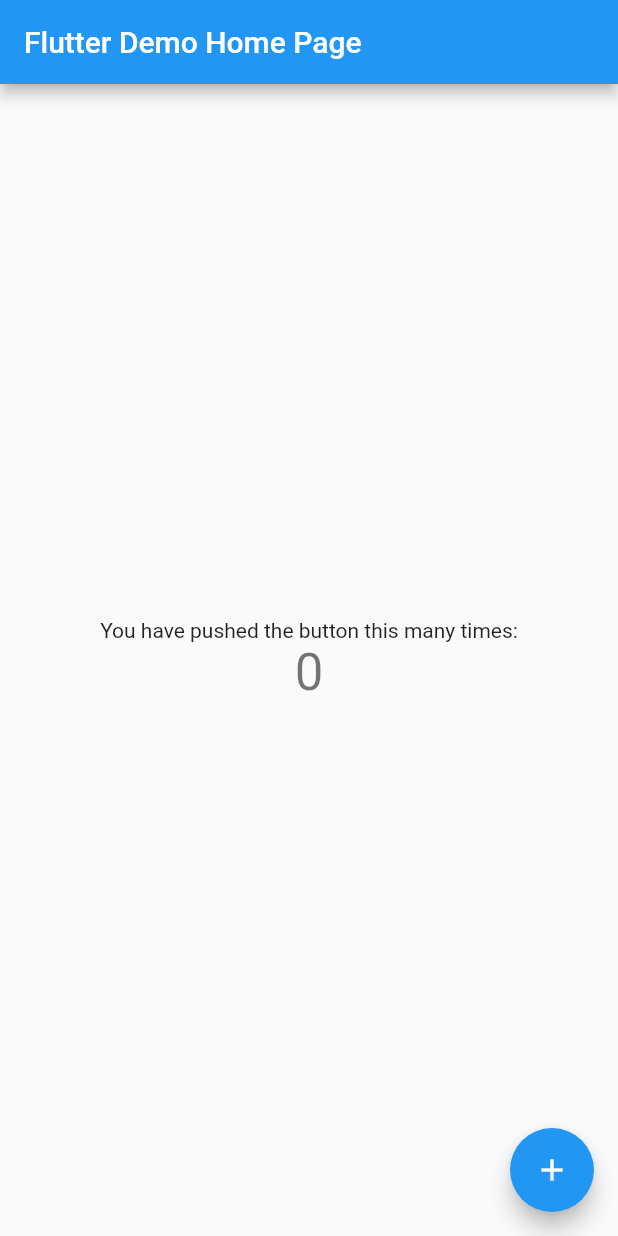
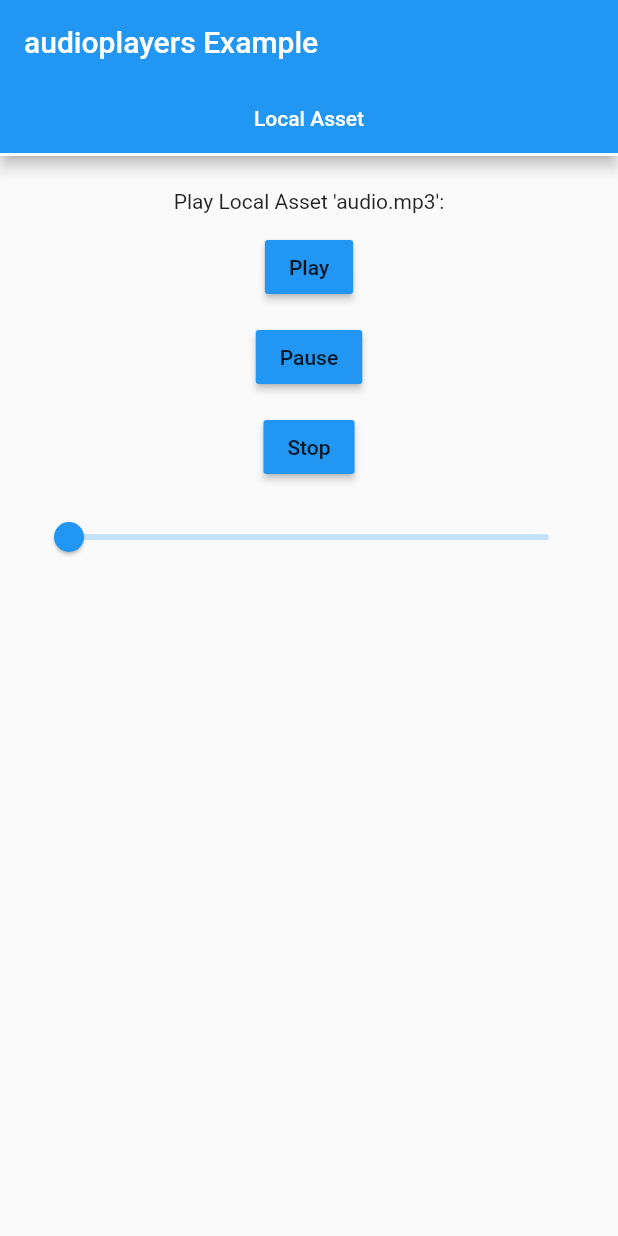
Before and after one commit to samupra/local_flutter_audio_player, a Flutter app: the screen it shows after launch, on a phone screen of 412 x 824 dp. Run offline on Flutter 3.47's test engine with Material 2 defaults, Android fonts, the phone set to English and light mode, and no system bars; our stand-ins replace audioplayers.

Commit message:
finish example

```diff
--- a/lib/main.dart
+++ b/lib/main.dart
@@ -1,111 +1,109 @@
+import 'package:audioplayers/audio_cache.dart';
+import 'package:audioplayers/audioplayers.dart';
 import 'package:flutter/material.dart';
 
-void main() => runApp(MyApp());
+typedef void OnError(Exception exception);
 
-class MyApp extends StatelessWidget {
-  // This widget is the root of your application.
+void main() {
+  runApp(new MaterialApp(home: new ExampleApp()));
+}
+
+class ExampleApp extends StatefulWidget {
   @override
-  Widget build(BuildContext context) {
-    return MaterialApp(
-      title: 'Flutter Demo',
-      theme: ThemeData(
-        // This is the theme of your application.
-        //
-        // Try running your application with "flutter run". You'll see the
-        // application has a blue toolbar. Then, without quitting the app, try
-        // changing the primarySwatch below to Colors.green and then invoke
-        // "hot reload" (press "r" in the console where you ran "flutter run",
-        // or simply save your changes to "hot reload" in a Flutter IDE).
-        // Notice that the counter didn't reset back to zero; the application
-        // is not restarted.
-        primarySwatch: Colors.blue,
+  _ExampleAppState createState() => new _ExampleAppState();
+}
+
+class _ExampleAppState extends State<ExampleApp> {
+  Duration _duration = new Duration();
+  Duration _position = new Duration();
+  AudioPlayer advancedPlayer;
+  AudioCache audioCache;
+
+  @override
+  void initState(){
+    super.initState();
+    initPlayer();
+  }
+
+  void initPlayer(){
+    advancedPlayer = new AudioPlayer();
+    audioCache = new AudioCache(fixedPlayer: advancedPlayer);
+
+    advancedPlayer.durationHandler = (d) => setState(() {
+      _duration = d;
+    });
+
+    advancedPlayer.positionHandler = (p) => setState(() {
+    _position = p;
+    });
+  }
+
+  String localFilePath;
+
+  Widget _tab(List<Widget> children) {
+    return Center(
+      child: Container(
+        padding: EdgeInsets.all(16.0),
+        child: Column(
+          children: children
+              .map((w) => Container(child: w, padding: EdgeInsets.all(6.0)))
+              .toList(),
+        ),
       ),
-      home: MyHomePage(title: 'Flutter Demo Home Page'),
     );
   }
-}
 
-class MyHomePage extends StatefulWidget {
-  MyHomePage({Key key, this.title}) : super(key: key);
+  Widget _btn(String txt, VoidCallback onPressed) {
+    return ButtonTheme(
+        minWidth: 48.0,
+        child: RaisedButton(child: Text(txt), onPressed: onPressed));
+  }
 
-  // This widget is the home page of your application. It is stateful, meaning
-  // that it has a State object (defined below) that contains fields that affect
-  // how it looks.
+  Widget slider() {
+    return Slider(
+        value: _position.inSeconds.toDouble(),
+        min: 0.0,
+        max: _duration.inSeconds.toDouble(),
+        onChanged: (double value) {
+          setState(() {
+            seekToSecond(value.toInt());
+            value = value;
+          });});
+  }
 
-  // This class is the configuration for the state. It holds the values (in this
-  // case the title) provided by the parent (in this case the App widget) and
-  // used by the build method of the State. Fields in a Widget subclass are
-  // always marked "final".
+  Widget localAsset() {
+    return _tab([
+      Text('Play Local Asset \'audio.mp3\':'),
+      _btn('Play', () => audioCache.play('audio.mp3')),
+      _btn('Pause',() => advancedPlayer.pause()),
+      _btn('Stop', () => advancedPlayer.stop()),
+      slider()
+    ]);
+  }
 
-  final String title;
+  void seekToSecond(int second){
+    Duration newDuration = Duration(seconds: second);
 
-  @override
-  _MyHomePageState createState() => _MyHomePageState();
-}
-
-class _MyHomePageState extends State<MyHomePage> {
-  int _counter = 0;
-
-  void _incrementCounter() {
-    setState(() {
-      // This call to setState tells the Flutter framework that something has
-      // changed in this State, which causes it to rerun the build method below
-      // so that the display can reflect the updated values. If we changed
-      // _counter without calling setState(), then the build method would not be
-      // called again, and so nothing would appear to happen.
-      _counter++;
-    });
+    advancedPlayer.seek(newDuration);
   }
 
   @override
   Widget build(BuildContext context) {
-    // This method is rerun every time setState is called, for instance as done
-    // by the _incrementCounter method above.
-    //
-    // The Flutter framework has been optimized to make rerunning build methods
-    // fast, so that you can just rebuild anything that needs updating rather
-    // than having to individually change instances of widgets.
-    return Scaffold(
-      appBar: AppBar(
-        // Here we take the value from the MyHomePage object that was created by
-        // the App.build method, and use it to set our appbar title.
-        title: Text(widget.title),
-      ),
-      body: Center(
-        // Center is a layout widget. It takes a single child and positions it
-        // in the middle of the parent.
-        child: Column(
-          // Column is also layout widget. It takes a list of children and
-          // arranges them vertically. By default, it sizes itself to fit its
-          // children horizontally, and tries to be as tall as its parent.
-          //
-          // Invoke "debug painting" (press "p" in the console, choose the
-          // "Toggle Debug Paint" action from the Flutter Inspector in Android
-          // Studio, or the "Toggle Debug Paint" command in Visual Studio Code)
-          // to see the wireframe for each widget.
-          //
-          // Column has various properties to control how it sizes itself and
-          // how it positions its children. Here we use mainAxisAlignment to
-          // center the children vertically; the main axis here is the vertical
-          // axis because Columns are vertical (the cross axis would be
-          // horizontal).
-          mainAxisAlignment: MainAxisAlignment.center,
-          children: <Widget>[
-            Text(
-              'You have pushed the button this many times:',
-            ),
-            Text(
-              '$_counter',
-              style: Theme.of(context).textTheme.display1,
-            ),
-          ],
+    return DefaultTabController(
+      length: 1,
+      child: Scaffold(
+        appBar: AppBar(
+          bottom: TabBar(
+            tabs: [
+              Tab(text: 'Local Asset'),
+            ],
+          ),
+          title: Text('audioplayers Example'),
+        ),
+        body: TabBarView(
+          children: [localAsset()],
         ),
       ),
-      floatingActionButton: FloatingActionButton(
-        onPressed: _incrementCounter,
-        tooltip: 'Increment',
-        child: Icon(Icons.add),
-      ), // This trailing comma makes auto-formatting nicer for build methods.
     );
   }
 }
--- a/pubspec.yaml
+++ b/pubspec.yaml
@@ -15,6 +15,7 @@
 dependencies:
   flutter:
     sdk: flutter
+  audioplayers: ^0.7.8
 
   # The following adds the Cupertino Icons font to your application.
   # Use with the CupertinoIcons class for iOS style icons.
@@ -23,6 +24,7 @@
 dev_dependencies:
   flutter_test:
     sdk: flutter
+
 
 
 # For information on the generic Dart part of this file, see the
@@ -36,6 +38,8 @@
   # the material Icons class.
   uses-material-design: true
 
+  assets:
+    - assets/
   # To add assets to your application, add an assets section, like this:
   # assets:
   #  - images/a_dot_burr.jpeg
```
Also changed, not shown: 1 other file.
